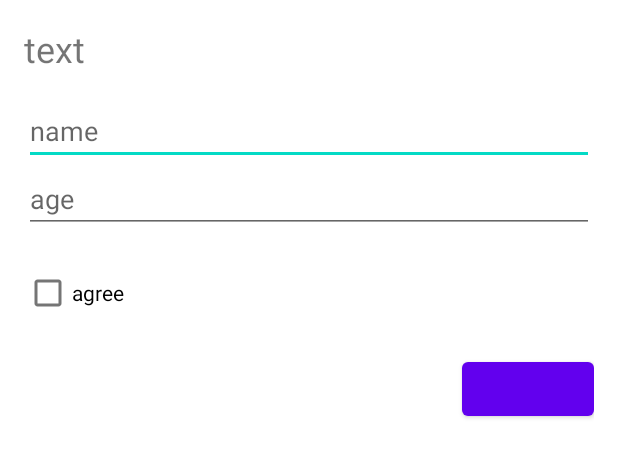
After one commit to adimor1/HandIt, an Android app: the layout custom_dialog.xml on its own in the app's theme, with its tools: preview values and no code run, on a phone screen of 412 x 824 dp. The commit adds this screen. Shown: the top 457 px of the screen. Run offline under Robolectric (Android 15) with nearby library versions, the phone set to English and light mode, and no system bars.

Commit message:
add dialog

```diff
--- a/app/src/main/res/layout/activity_professional_details.xml
+++ b/app/src/main/res/layout/activity_professional_details.xml
@@ -60,7 +60,7 @@
 
 
     <Button
-        android:id="@+id/order"
+        android:id="@+id/orderBtn"
         android:layout_width="match_parent"
         android:layout_height="wrap_content"
         android:text="Order"
--- /dev/null
+++ b/app/src/main/res/layout/custom_dialog.xml
@@ -0,0 +1,44 @@
+<?xml version="1.0" encoding="utf-8"?>
+<LinearLayout xmlns:android="http://schemas.android.com/apk/res/android"
+    android:orientation="vertical" android:layout_width="match_parent"
+    android:layout_height="wrap_content"
+    android:layout_margin="16dp">
+
+    <TextView
+        android:layout_width="wrap_content"
+        android:layout_height="wrap_content"
+        android:text="text"
+        android:textSize="24sp"
+        android:layout_marginBottom="16dp"/>
+
+    <EditText
+        android:layout_width="match_parent"
+        android:layout_height="wrap_content"
+        android:hint="name"
+        android:inputType="text"
+        android:imeOptions="actionNext"
+        android:id="@+id/name_et"/>
+
+    <EditText
+        android:layout_width="match_parent"
+        android:layout_height="wrap_content"
+        android:hint="age"
+        android:inputType="number"
+        android:imeOptions="actionNext"
+        android:id="@+id/age_et"/>
+
+    <CheckBox
+        android:layout_width="wrap_content"
+        android:layout_height="wrap_content"
+        android:text="agree"
+        android:layout_marginTop="16dp"
+        android:id="@+id/terms_cb"
+        android:layout_marginBottom="16dp"/>
+
+    <Button
+        android:layout_width="wrap_content"
+        android:layout_height="wrap_content"
+        android:layout_gravity="end"
+
+        android:id="@+id/submit_button"/>
+</LinearLayout>
```
Also changed, not shown: app/build.gradle (+7 -0 lines), app/src/main/java/com/example/myapplication/ProfessionalDetailsActivity.java (+61 -14 lines), app/src/main/java/com/example/myapplication/ProfessionalsListActivity.java (+22 -0 lines), app/src/main/res/layout/item.xml (+48 -27 lines), app/src/main/res/values/strings.xml (+11 -0 lines).
